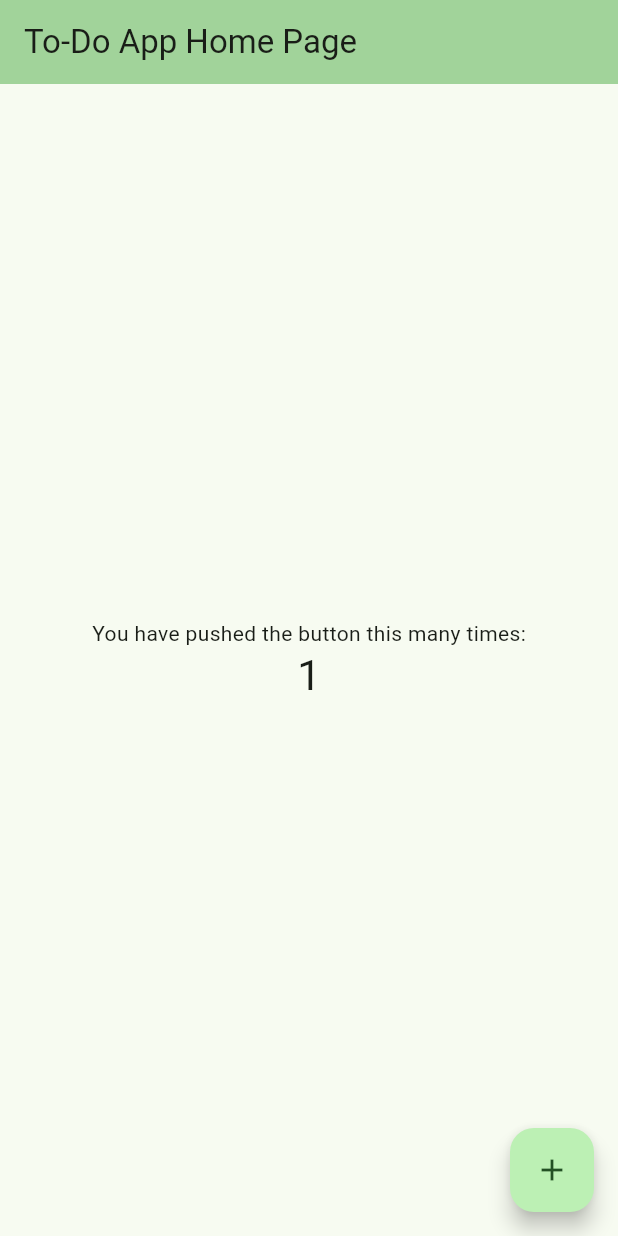
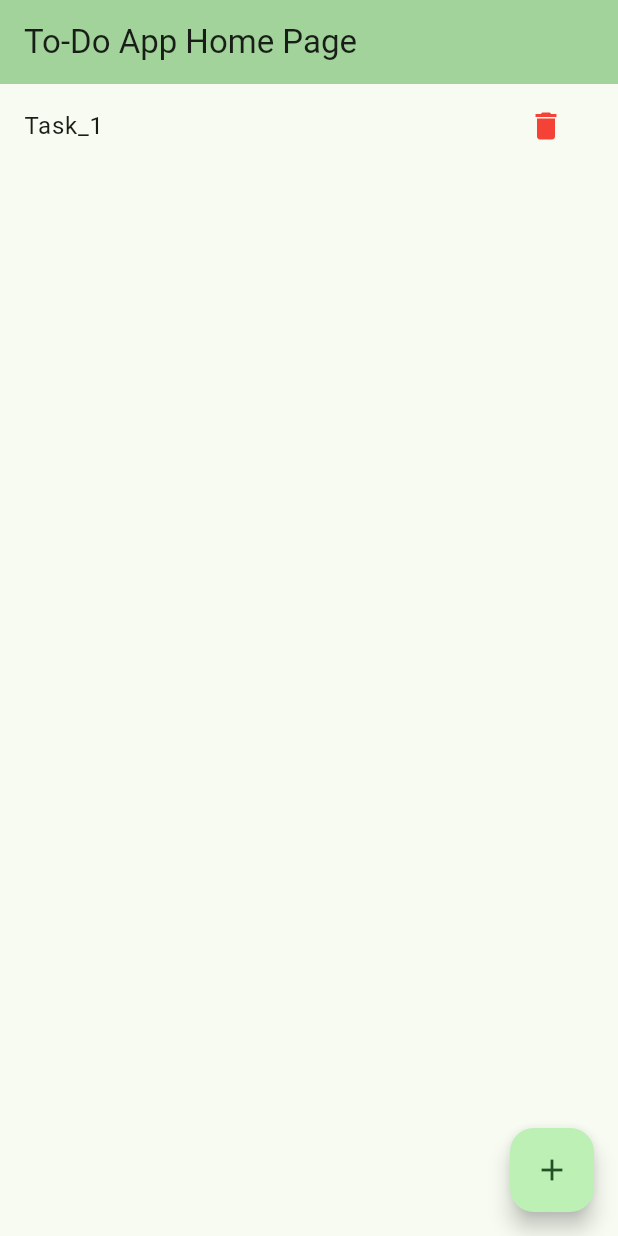
Before and after one commit to ntkhai268/my_todo_app, a Flutter app: the screen it shows after launch, after a tap on the "add" icon, on a phone screen of 412 x 824 dp. Run offline on Flutter 3.47's test engine with Material 3 defaults, Android fonts, the phone set to English and light mode, and no system bars; our stand-ins replace shared_preferences.

Commit message:
feat(todo-app): add basic To-do app with stateful widget
- Học Dart cơ bản: class, list, loop
- Tạo app To-do đơn giản với thêm/xóa công việc
- Thực hành StatefulWidget + setState
- Giao diện cơ bản với Column + Text + Button

```diff
--- a/lib/main.dart
+++ b/lib/main.dart
@@ -1,4 +1,5 @@
 import 'package:flutter/material.dart';
+import 'package:shared_preferences/shared_preferences.dart';
 
 void main() {
   runApp(const MyApp());
@@ -7,27 +8,11 @@ void main() {
 class MyApp extends StatelessWidget {
   const MyApp({super.key});
 
-  // This widget is the root of your application.
   @override
   Widget build(BuildContext context) {
     return MaterialApp(
       title: 'To-Do App',
       theme: ThemeData(
-        // This is the theme of your application.
-        //
-        // TRY THIS: Try running your application with "flutter run". You'll see
-        // the application has a purple toolbar. Then, without quitting the app,
-        // try changing the seedColor in the colorScheme below to Colors.green
-        // and then invoke "hot reload" (save your changes or press the "hot
-        // reload" button in a Flutter-supported IDE, or press "r" if you used
-        // the command line to start the app).
-        //
-        // Notice that the counter didn't reset back to zero; the application
-        // state is not lost during the reload. To reset the state, use hot
-        // restart instead.
-        //
-        // This works for code too, not just values: Most code changes can be
-        // tested with just a hot reload.
         colorScheme: ColorScheme.fromSeed(seedColor: Colors.green),
       ),
       home: const MyHomePage(title: 'To-Do App Home Page'),
@@ -38,15 +23,6 @@ class MyApp extends StatelessWidget {
 class MyHomePage extends StatefulWidget {
   const MyHomePage({super.key, required this.title});
 
-  // This widget is the home page of your application. It is stateful, meaning
-  // that it has a State object (defined below) that contains fields that affect
-  // how it looks.
-
-  // This class is the configuration for the state. It holds the values (in this
-  // case the title) provided by the parent (in this case the App widget) and
-  // used by the build method of the State. Fields in a Widget subclass are
-  // always marked "final".
-
   final String title;
 
   @override
@@ -54,69 +30,71 @@ class MyHomePage extends StatefulWidget {
 }
 
 class _MyHomePageState extends State<MyHomePage> {
+
+  List<Task> tasks = [];
   int _counter = 0;
+
+  // @override
+  // void initState(){
+  //   super.initState();
+  // }
+  //
+  // Future<void> _loadPreference() async {
+  //   final prefs = await SharedPreferences.getInstance();
+  //   setState(() {
+  //     tasks = prefs.getStringList(key)
+  //
+  //   })
+  // }
 
   void _incrementCounter() {
     setState(() {
-      // This call to setState tells the Flutter framework that something has
-      // changed in this State, which causes it to rerun the build method below
-      // so that the display can reflect the updated values. If we changed
-      // _counter without calling setState(), then the build method would not be
-      // called again, and so nothing would appear to happen.
       _counter++;
+    });
+  }
+
+  void _createTask() {
+    setState(() {
+      tasks.add(Task("Task_${tasks.length + 1}", false));
     });
   }
 
   @override
   Widget build(BuildContext context) {
-    // This method is rerun every time setState is called, for instance as done
-    // by the _incrementCounter method above.
-    //
-    // The Flutter framework has been optimized to make rerunning build methods
-    // fast, so that you can just rebuild anything that needs updating rather
-    // than having to individually change instances of widgets.
     return Scaffold(
       appBar: AppBar(
-        // TRY THIS: Try changing the color here to a specific color (to
-        // Colors.amber, perhaps?) and trigger a hot reload to see the AppBar
-        // change color while the other colors stay the same.
         backgroundColor: Theme.of(context).colorScheme.inversePrimary,
-        // Here we take the value from the MyHomePage object that was created by
-        // the App.build method, and use it to set our appbar title.
         title: Text(widget.title),
       ),
-      body: Center(
-        // Center is a layout widget. It takes a single child and positions it
-        // in the middle of the parent.
-        child: Column(
-          // Column is also a layout widget. It takes a list of children and
-          // arranges them vertically. By default, it sizes itself to fit its
-          // children horizontally, and tries to be as tall as its parent.
-          //
-          // Column has various properties to control how it sizes itself and
-          // how it positions its children. Here we use mainAxisAlignment to
-          // center the children vertically; the main axis here is the vertical
-          // axis because Columns are vertical (the cross axis would be
-          // horizontal).
-          //
-          // TRY THIS: Invoke "debug painting" (choose the "Toggle Debug Paint"
-          // action in the IDE, or press "p" in the console), to see the
-          // wireframe for each widget.
-          mainAxisAlignment: MainAxisAlignment.center,
-          children: <Widget>[
-            const Text('You have pushed the button this many times:'),
-            Text(
-              '$_counter',
-              style: Theme.of(context).textTheme.headlineMedium,
+      body: ListView.builder(
+          itemCount: tasks.length,
+          itemBuilder: (context, index){
+            final task = tasks[index];
+            return ListTile(
+              title: Text(task._title),
+              trailing: IconButton(
+                icon: const Icon(Icons.delete, color: Colors.red),
+                onPressed: () {
+                  setState(() {
+                    tasks.removeAt(index);
+                  });
+                }
             ),
-          ],
-        ),
+            );
+          }
       ),
       floatingActionButton: FloatingActionButton(
-        onPressed: _incrementCounter,
-        tooltip: 'Increment',
-        child: const Icon(Icons.add),
-      ), // This trailing comma makes auto-formatting nicer for build methods.
+        onPressed: _createTask, // The action to perform when the button is pressed
+        tooltip: 'Increment Counter', // Text displayed on long-press
+        child: const Icon(Icons.add), // The icon displayed inside the button
+      ),
     );
   }
 }
+
+class Task {
+  String _title = "";
+  bool _isDone = false;
+
+  Task(this._title, this._isDone);
+}
--- a/pubspec.yaml
+++ b/pubspec.yaml
@@ -30,6 +30,7 @@ environment:
 dependencies:
   flutter:
     sdk: flutter
+  shared_preferences: ^2.2.0
 
   # The following adds the Cupertino Icons font to your application.
   # Use with the CupertinoIcons class for iOS style icons.
```
Also changed, not shown: pubspec.lock.
